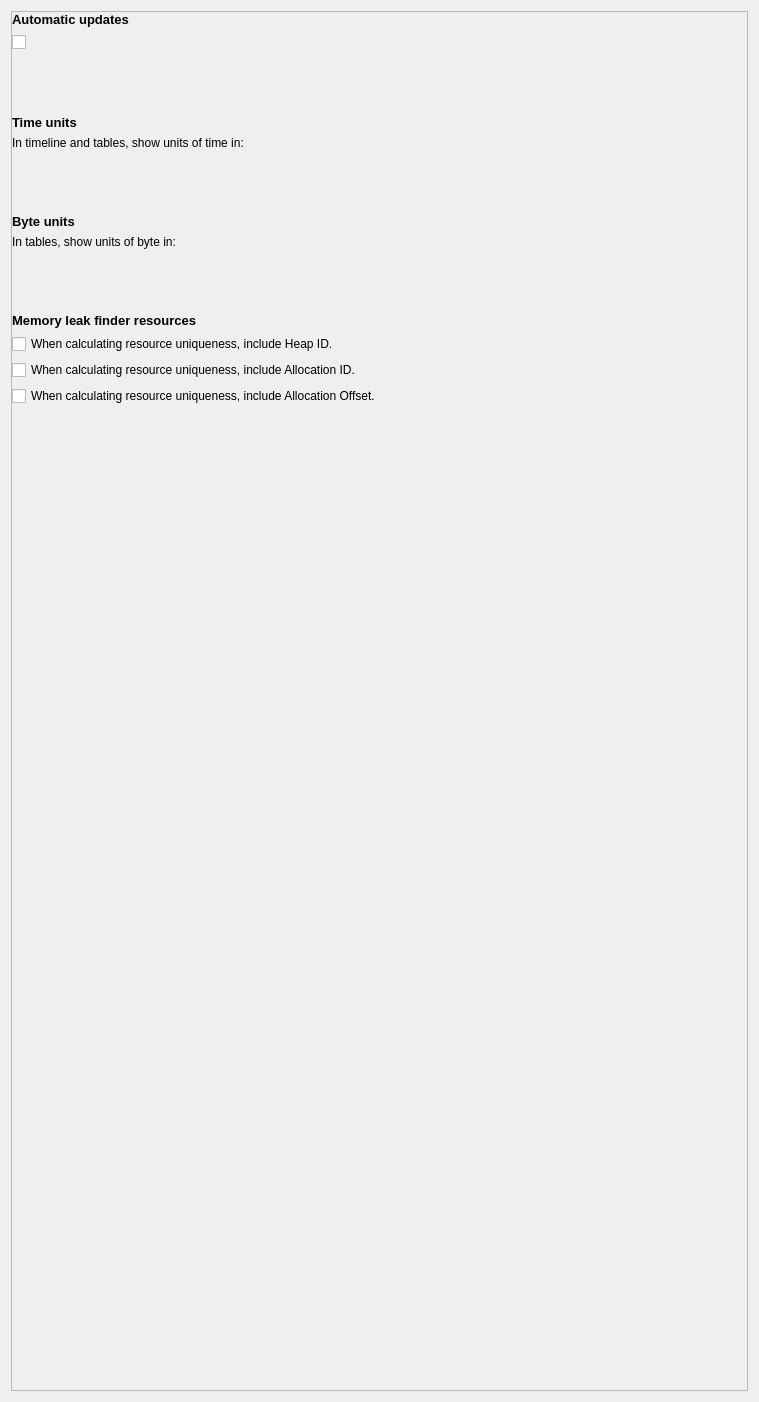
First picture: the form in source/frontend/views/settings/settings_pane.ui, repository GPUOpen-Tools/radeon_memory_visualizer, before the edit.
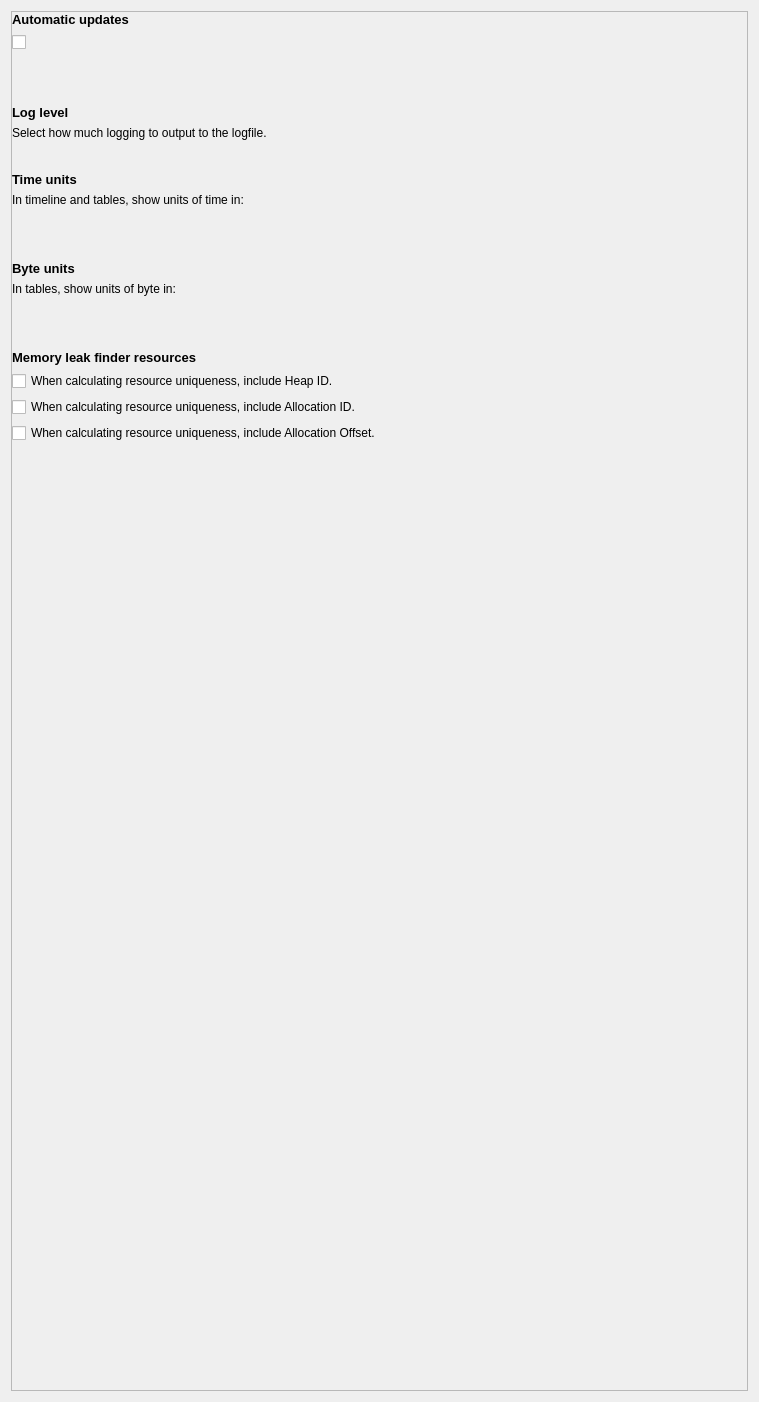
Second picture: the form after the edit. Custom widgets are drawn as their Qt base class.

The edit to the form file:
```diff
--- a/source/frontend/views/settings/settings_pane.ui
+++ b/source/frontend/views/settings/settings_pane.ui
@@ -109,7 +109,7 @@
         </widget>
        </item>
        <item>
-        <spacer name="vertical_spacer_5_">
+        <spacer name="vertical_spacer_1_">
          <property name="orientation">
           <enum>Qt::Vertical</enum>
          </property>
@@ -119,7 +119,7 @@
          <property name="sizeHint" stdset="0">
           <size>
            <width>20</width>
-           <height>30</height>
+           <height>20</height>
           </size>
          </property>
         </spacer>
@@ -134,6 +134,77 @@
          </property>
         </widget>
        </item>
+       <item>
+        <widget class="ScaledLabel" name="log_label_">
+         <property name="sizePolicy">
+          <sizepolicy hsizetype="Minimum" vsizetype="Fixed">
+           <horstretch>0</horstretch>
+           <verstretch>0</verstretch>
+          </sizepolicy>
+         </property>
+         <property name="font">
+          <font>
+           <pointsize>10</pointsize>
+           <weight>75</weight>
+           <bold>true</bold>
+          </font>
+         </property>
+         <property name="text">
+          <string>Log level</string>
+         </property>
+         <property name="scaledContents">
+          <bool>false</bool>
+         </property>
+         <property name="indent">
+          <number>0</number>
+         </property>
+        </widget>
+       </item>
+       <item>
+        <widget class="ScaledLabel" name="log_description_label_">
+         <property name="sizePolicy">
+          <sizepolicy hsizetype="Minimum" vsizetype="Fixed">
+           <horstretch>0</horstretch>
+           <verstretch>0</verstretch>
+          </sizepolicy>
+         </property>
+         <property name="text">
+          <string>Select how much logging to output to the logfile.</string>
+         </property>
+         <property name="indent">
+          <number>0</number>
+         </property>
+        </widget>
+       </item>
+       <item>
+        <widget class="ArrowIconComboBox" name="log_combo_push_button_" native="true">
+         <property name="sizePolicy">
+          <sizepolicy hsizetype="Fixed" vsizetype="Fixed">
+           <horstretch>0</horstretch>
+           <verstretch>0</verstretch>
+          </sizepolicy>
+         </property>
+         <property name="text" stdset="0">
+          <string>Info</string>
+         </property>
+        </widget>
+       </item>
+       <item>
+        <spacer name="vertical_spacer_2_">
+         <property name="orientation">
+          <enum>Qt::Vertical</enum>
+         </property>
+         <property name="sizeType">
+          <enum>QSizePolicy::Fixed</enum>
+         </property>
+         <property name="sizeHint" stdset="0">
+          <size>
+           <width>20</width>
+           <height>20</height>
+          </size>
+         </property>
+        </spacer>
+       </item>       
        <item>
         <widget class="ScaledLabel" name="unit_label_">
          <property name="sizePolicy">
@@ -177,7 +248,7 @@
         </widget>
        </item>
        <item>
-        <spacer name="vertical_spacer_6_">
+        <spacer name="vertical_spacer_3_">
          <property name="orientation">
           <enum>Qt::Vertical</enum>
          </property>
@@ -238,7 +309,7 @@
         </layout>
        </item>
        <item>
-        <spacer name="vertical_spacer_3_">
+        <spacer name="vertical_spacer_4_">
          <property name="orientation">
           <enum>Qt::Vertical</enum>
          </property>
@@ -248,7 +319,7 @@
          <property name="sizeHint" stdset="0">
           <size>
            <width>20</width>
-           <height>30</height>
+           <height>20</height>
           </size>
          </property>
         </spacer>
@@ -296,7 +367,7 @@
         </widget>
        </item>
        <item>
-        <spacer name="vertical_spacer_7_">
+        <spacer name="vertical_spacer_5_">
          <property name="orientation">
           <enum>Qt::Vertical</enum>
          </property>
@@ -357,7 +428,7 @@
         </layout>
        </item>
        <item>
-        <spacer name="vertical_spacer_8_">
+        <spacer name="vertical_spacer_6_">
          <property name="orientation">
           <enum>Qt::Vertical</enum>
          </property>
@@ -367,7 +438,7 @@
          <property name="sizeHint" stdset="0">
           <size>
            <width>20</width>
-           <height>30</height>
+           <height>20</height>
           </size>
          </property>
         </spacer>
```
